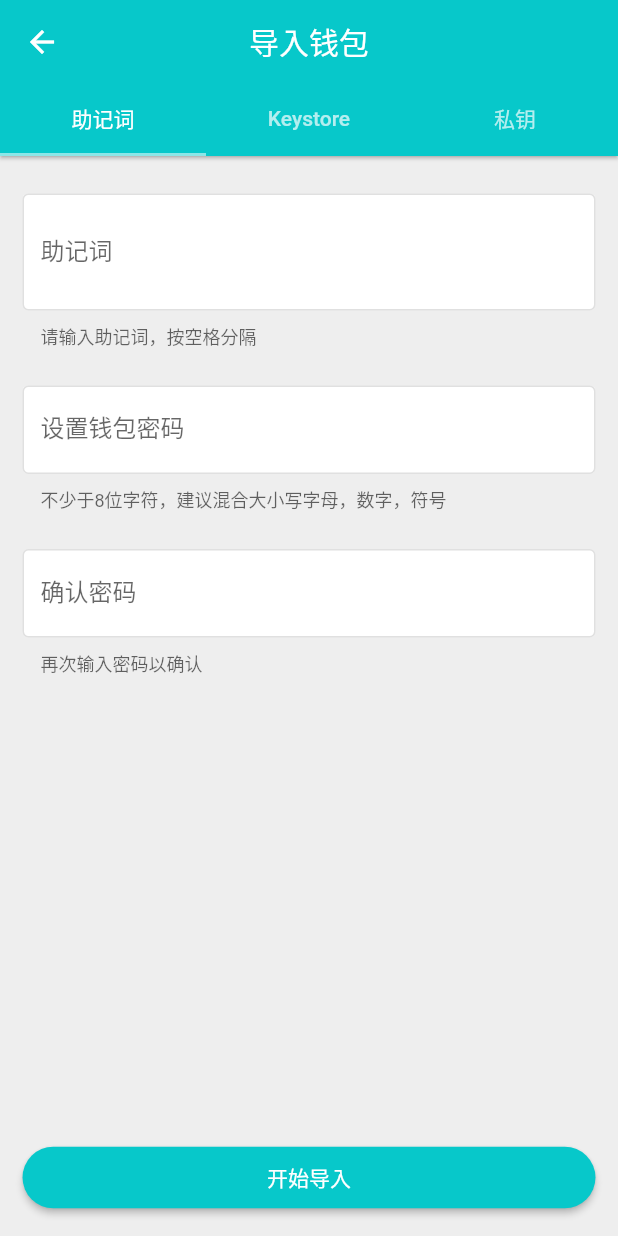
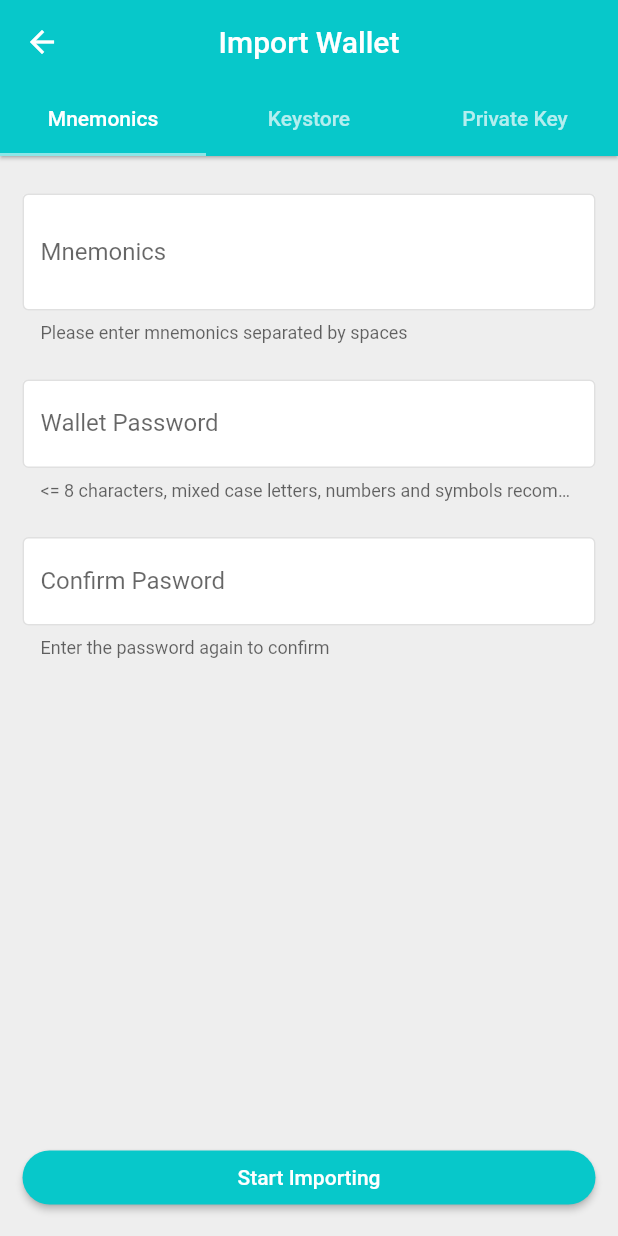
Before and after one commit to ruffchain/wallt-app, a Flutter app: the ImportWalletPage screen opened by its route, on a phone screen of 412 x 824 dp. Run offline on Flutter 3.47's test engine with Material 2 defaults, Android fonts, the phone set to English and light mode, and no system bars; our stand-ins replace date_format, hex, package_info, pub_semver, qr_flutter, shared_preferences; missing offline and left inert: barcode_scan, bip32, bip39, flutter_inappbrowser, flutter_webview_plugin; accounts and stored records are empty; statements that could not run were skipped.

Commit message:
update import-wallet page l10n

```diff
--- a/lib/common/app_localizations.dart
+++ b/lib/common/app_localizations.dart
@@ -151,6 +151,136 @@ class AppLocalizations {
     return Intl.message("Finished Copying",
         name: 'backupMnemonicSafeAreaConfirm');
   }
+
+  String get importWalletMnemonic {
+    return Intl.message("Mnemonics", name: 'importWalletMnemonic');
+  }
+
+  String get importWalletKeystore {
+    return Intl.message("Keystore", name: 'importWalletKeystore');
+  }
+
+  String get importWalletPrivatekey {
+    return Intl.message("Private Key", name: 'importWalletPrivatekey');
+  }
+
+  String get importWalletValidPwd {
+    return Intl.message("Please Input Password", name: 'importWalletValidPwd');
+  }
+
+  String get importWalletValidPwdLength {
+    return Intl.message(
+        "<= 8 characters, mixed case letters, numbers and symbols recommended",
+        name: 'importWalletValidPwdLength');
+  }
+
+  String get importWalletValidPwdEqual {
+    return Intl.message("Password inconsistency",
+        name: 'importWalletValidPwdEqual');
+  }
+
+  String get importWalletImportMnemonic {
+    return Intl.message("Invalid mnemonics",
+        name: 'importWalletImportMnemonic');
+  }
+
+  String get importWalletImportKeystore {
+    return Intl.message(
+        "The password cannot unlock keysore. Please enter the password and keystore correctly",
+        name: 'importWalletImportKeystore');
+  }
+
+  String get importWalletImportPrivatekey {
+    return Intl.message("Invalid Private Key",
+        name: 'importWalletImportPrivatekey');
+  }
+
+  String get importWalletValidate {
+    return Intl.message("Wallet already exists, no need to import again",
+        name: 'importWalletValidate');
+  }
+
+  String get importWalletValidateErr {
+    return Intl.message("Error:", name: 'importWalletValidateErr');
+  }
+
+  String get importWalletTitle {
+    return Intl.message("Import Wallet", name: 'importWalletTitle');
+  }
+
+  String get importWalletTabMnemonic {
+    return Intl.message("Mnemonics", name: 'importWalletTabMnemonic');
+  }
+
+  String get importWalletTabKeystore {
+    return Intl.message("Keystore", name: 'importWalletTabKeystore');
+  }
+
+  String get importWalletTabPrivatekey {
+    return Intl.message("Private Key", name: 'importWalletTabPrivatekey');
+  }
+
+  String get importWalletButton {
+    return Intl.message("Start Importing", name: 'importWalletButton');
+  }
+
+  String get importWalletFormLabel {
+    return Intl.message("Mnemonics", name: 'importWalletFormLabel');
+  }
+
+  String get importWalletFormHelper {
+    return Intl.message("Please enter mnemonics separated by spaces",
+        name: 'importWalletFormHelper');
+  }
+
+  String get importWalletFormPasswordLabel {
+    return Intl.message("Wallet Password",
+        name: 'importWalletFormPasswordLabel');
+  }
+
+  String get importWalletFormPasswordHelper {
+    return Intl.message(
+        "<= 8 characters, mixed case letters, numbers and symbols recommended",
+        name: 'importWalletFormPasswordHelper');
+  }
+
+  String get importWalletFormKeystoreLabel {
+    return Intl.message("Keystore", name: 'importWalletFormKeystoreLabel');
+  }
+
+  String get importWalletFormKeystoreHelper {
+    return Intl.message("Please input Keystore content",
+        name: 'importWalletFormKeystoreHelper');
+  }
+
+  String get importWalletFormKeystorePasswordLabel {
+    return Intl.message("Keystore Password",
+        name: 'importWalletFormKeystorePasswordLabel');
+  }
+
+  String get importWalletFormKeystorePasswordHelper {
+    return Intl.message(
+        "The keystore password will be used as the wallet password",
+        name: 'importWalletFormKeystorePasswordHelper');
+  }
+
+  String get importWalletFormPrivatekeyLabel {
+    return Intl.message("Private Key", name: 'importWalletFormPrivatekeyLabel');
+  }
+
+  String get importWalletFormPrivatekeyHelper {
+    return Intl.message("Please enter the plaintext private key",
+        name: 'importWalletFormPrivatekeyHelper');
+  }
+
+  String get importWalletConfirmText {
+    return Intl.message("Confirm Pasword", name: 'importWalletConfirmText');
+  }
+
+  String get importWalletConfirmHelper {
+    return Intl.message("Enter the password again to confirm",
+        name: 'importWalletConfirmHelper');
+  }
 }
 
 class AppLocalizationsDelegate extends LocalizationsDelegate<AppLocalizations> {
--- a/lib/common/l10n/messages_en.dart
+++ b/lib/common/l10n/messages_en.dart
@@ -42,6 +42,34 @@ class MessageLookup extends MessageLookupByLibrary {
     "createWalletSubmit" : MessageLookupByLibrary.simpleMessage("Create"),
     "createWalletTitle" : MessageLookupByLibrary.simpleMessage("Create Wallet"),
     "hello" : MessageLookupByLibrary.simpleMessage("Hello"),
+    "importWalletButton" : MessageLookupByLibrary.simpleMessage("Start Importing"),
+    "importWalletConfirmHelper" : MessageLookupByLibrary.simpleMessage("Enter the password again to confirm"),
+    "importWalletConfirmText" : MessageLookupByLibrary.simpleMessage("Confirm Pasword"),
+    "importWalletFormHelper" : MessageLookupByLibrary.simpleMessage("Please enter mnemonics separated by spaces"),
+    "importWalletFormKeystoreHelper" : MessageLookupByLibrary.simpleMessage("Please input Keystore content"),
+    "importWalletFormKeystoreLabel" : MessageLookupByLibrary.simpleMessage("Keystore"),
+    "importWalletFormKeystorePasswordHelper" : MessageLookupByLibrary.simpleMessage("The keystore password will be used as the wallet password"),
+    "importWalletFormKeystorePasswordLabel" : MessageLookupByLibrary.simpleMessage("Keystore Password"),
+    "importWalletFormLabel" : MessageLookupByLibrary.simpleMessage("Mnemonics"),
+    "importWalletFormPasswordHelper" : MessageLookupByLibrary.simpleMessage("<= 8 characters, mixed case letters, numbers and symbols recommended"),
+    "importWalletFormPasswordLabel" : MessageLookupByLibrary.simpleMessage("Wallet Password"),
+    "importWalletFormPrivatekeyHelper" : MessageLookupByLibrary.simpleMessage("Please enter the plaintext private key"),
+    "importWalletFormPrivatekeyLabel" : MessageLookupByLibrary.simpleMessage("Private Key"),
+    "importWalletImportKeystore" : MessageLookupByLibrary.simpleMessage("The password cannot unlock keysore. Please enter the password and keystore correctly"),
+    "importWalletImportMnemonic" : MessageLookupByLibrary.simpleMessage("Invalid mnemonics"),
+    "importWalletImportPrivatekey" : MessageLookupByLibrary.simpleMessage("Invalid Private Key"),
+    "importWalletKeystore" : MessageLookupByLibrary.simpleMessage("Keystore"),
+    "importWalletMnemonic" : MessageLookupByLibrary.simpleMessage("Mnemonics"),
+    "importWalletPrivatekey" : MessageLookupByLibrary.simpleMessage("Private Key"),
+    "importWalletTabKeystore" : MessageLookupByLibrary.simpleMessage("Keystore"),
+    "importWalletTabMnemonic" : MessageLookupByLibrary.simpleMessage("Mnemonics"),
+    "importWalletTabPrivatekey" : MessageLookupByLibrary.simpleMessage("Private Key"),
+    "importWalletTitle" : MessageLookupByLibrary.simpleMessage("Import Wallet"),
+    "importWalletValidPwd" : MessageLookupByLibrary.simpleMessage("Please Input Password"),
+    "importWalletValidPwdEqual" : MessageLookupByLibrary.simpleMessage("Password inconsistency"),
+    "importWalletValidPwdLength" : MessageLookupByLibrary.simpleMessage("<= 8 characters, mixed case letters, numbers and symbols recommended"),
+    "importWalletValidate" : MessageLookupByLibrary.simpleMessage("Wallet already exists, no need to import again"),
+    "importWalletValidateErr" : MessageLookupByLibrary.simpleMessage("Error:"),
     "initWalletPrimBtn" : MessageLookupByLibrary.simpleMessage("Create Wallet"),
     "initWalletSecBtn" : MessageLookupByLibrary.simpleMessage("Import Wallet"),
     "termsAgree" : MessageLookupByLibrary.simpleMessage("Agree"),
--- a/lib/pages/import_wallet.dart
+++ b/lib/pages/import_wallet.dart
@@ -1,6 +1,7 @@
 import 'package:bip39/bip39.dart';
 import 'package:flutter/material.dart';
 import 'package:flutter/widgets.dart';
+import 'package:ruff_wallet/common/app_localizations.dart';
 import 'package:ruff_wallet/common/chain_utils.dart';
 import 'package:ruff_wallet/common/wallet_account.dart';
 import 'package:ruff_wallet/components/button.dart';
@@ -73,13 +74,16 @@ class _ImportWalletPageState extends State<ImportWalletPage>
 
   String _validImportString(value) {
     if (_importType == ImportType.mnemonic) {
-      if (value.isEmpty) return '请输入助记词';
+      if (value.isEmpty)
+        return AppLocalizations.of(context).importWalletMnemonic;
     }
     if (_importType == ImportType.keystore) {
-      if (value.isEmpty) return '请输入Keystore';
+      if (value.isEmpty)
+        return AppLocalizations.of(context).importWalletKeystore;
     }
     if (_importType == ImportType.privateKey) {
-      if (value.isEmpty) return '请输入私钥';
+      if (value.isEmpty)
+        return AppLocalizations.of(context).importWalletPrivatekey;
     }
     if (_importStringAsyncValidMsg.isNotEmpty) {
       return _importStringAsyncValidMsg;
@@ -88,8 +92,9 @@ class _ImportWalletPageState extends State<ImportWalletPage>
   }
 
   String _validPassword(value) {
-    if (value.isEmpty) return '请输入密码';
-    if (value.length < 8) return '不少于8位字符，建议混合大小写字母，数字，符号';
+    if (value.isEmpty) return AppLocalizations.of(context).importWalletValidPwd;
+    if (value.length < 8)
+      return AppLocalizations.of(context).importWalletValidPwdLength;
     if (_passwordAsyncValidMsg.isNotEmpty) {
       return _passwordAsyncValidMsg;
     }
@@ -97,9 +102,9 @@ class _ImportWalletPageState extends State<ImportWalletPage>
   }
 
   String _validPasswordConfirm(value) {
-    if (value.isEmpty) return '请输入密码';
+    if (value.isEmpty) return AppLocalizations.of(context).importWalletValidPwd;
     if (_passwordConfirmController.text != _passwordController.text)
-      return '密码不一致';
+      return AppLocalizations.of(context).importWalletValidPwdEqual;
     return null;
   }
 
@@ -113,20 +118,24 @@ class _ImportWalletPageState extends State<ImportWalletPage>
 
     if (_importType == ImportType.mnemonic) {
       if (!validateMnemonic(importString)) {
-        _importStringAsyncValidMsg = '无效的助记词';
+        _importStringAsyncValidMsg =
+            AppLocalizations.of(context).importWalletImportMnemonic;
       }
     } else if (_importType == ImportType.keystore) {
       try {
         await JsChainLib.privateKeyFromKeyStore(importString, password);
       } catch (e) {
-        _importStringAsyncValidMsg = '密码无法解开Keystore,请正确输入密码和keystore内容';
-        _passwordAsyncValidMsg = '密码无法解开Keystore,请正确输入密码和keystore内容';
+        _importStringAsyncValidMsg =
+            AppLocalizations.of(context).importWalletImportKeystore;
+        _passwordAsyncValidMsg =
+            AppLocalizations.of(context).importWalletImportKeystore;
       }
     } else if (_importType == ImportType.privateKey) {
       try {
         await JsChainLib.addressFromPrivateKey(importString);
       } catch (e) {
-        _importStringAsyncValidMsg = '无效的私钥';
+        _importStringAsyncValidMsg =
+            AppLocalizations.of(context).importWalletImportPrivatekey;
       }
     }
 
@@ -145,11 +154,12 @@ class _ImportWalletPageState extends State<ImportWalletPage>
           Navigator.of(context).pushNamedAndRemoveUntil(
               AppMainContainer.routeName, (_) => false);
         } else {
-          showInSnackBar('钱包已存在，无需重复导入');
+          showInSnackBar(AppLocalizations.of(context).importWalletValidate);
           Loading.hide(context);
         }
       } catch (e) {
-        showInSnackBar('出错:$e');
+        showInSnackBar(
+            AppLocalizations.of(context).importWalletValidateErr + '$e');
         Loading.hide(context);
       }
     } else {
@@ -162,15 +172,15 @@ class _ImportWalletPageState extends State<ImportWalletPage>
     return Scaffold(
       key: _scaffoldKey,
       appBar: AppBar(
-        title: const Text('导入钱包'),
+        title: Text(AppLocalizations.of(context).importWalletTitle),
         centerTitle: true,
         bottom: TabBar(
           onTap: _changeImportType,
           indicatorColor: Colors.white54,
           tabs: [
-            Tab(text: '助记词'),
-            Tab(text: 'Keystore'),
-            Tab(text: '私钥'),
+            Tab(text: AppLocalizations.of(context).importWalletTabMnemonic),
+            Tab(text: AppLocalizations.of(context).importWalletTabKeystore),
+            Tab(text: AppLocalizations.of(context).importWalletTabPrivatekey),
           ],
           controller: _tabController,
         ),
@@ -193,7 +203,7 @@ class _ImportWalletPageState extends State<ImportWalletPage>
                   child: SizedBox(
                     width: double.infinity,
                     child: myPrimaryButton(
-                      '开始导入',
+                      AppLocalizations.of(context).importWalletButton,
                       onPressed: _startImportWallet,
                     ),
                   ),
@@ -207,22 +217,32 @@ class _ImportWalletPageState extends State<ImportWalletPage>
   }
 
   Widget _buildForm() {
-    var _importStringLabelText = "助记词";
-    var _importStringHelperText = "请输入助记词，按空格分隔";
-    var _passwordLabelText = '设置钱包密码';
-    var _passwordHelpText = '不少于8位字符，建议混合大小写字母，数字，符号';
+    var _importStringLabelText =
+        AppLocalizations.of(context).importWalletFormLabel;
+    var _importStringHelperText =
+        AppLocalizations.of(context).importWalletFormHelper;
+    var _passwordLabelText =
+        AppLocalizations.of(context).importWalletFormPasswordLabel;
+    var _passwordHelpText =
+        AppLocalizations.of(context).importWalletFormPasswordHelper;
 
     if (_importType == ImportType.keystore) {
-      _importStringLabelText = "Keystore";
-      _importStringHelperText = "请输入Keystore内容";
+      _importStringLabelText =
+          AppLocalizations.of(context).importWalletFormKeystoreLabel;
+      _importStringHelperText =
+          AppLocalizations.of(context).importWalletFormKeystoreHelper;
 
-      _passwordLabelText = 'keystore密码';
-      _passwordHelpText = 'keystore密码会作为钱包密码';
+      _passwordLabelText =
+          AppLocalizations.of(context).importWalletFormKeystorePasswordLabel;
+      _passwordHelpText =
+          AppLocalizations.of(context).importWalletFormKeystorePasswordHelper;
     }
 
     if (_importType == ImportType.privateKey) {
-      _importStringLabelText = "私钥";
-      _importStringHelperText = "请输入明文私钥";
+      _importStringLabelText =
+          AppLocalizations.of(context).importWalletFormPrivatekeyLabel;
+      _importStringHelperText =
+          AppLocalizations.of(context).importWalletFormPrivatekeyHelper;
     }
     return Form(
       key: _formKey,
@@ -248,8 +268,9 @@ class _ImportWalletPageState extends State<ImportWalletPage>
           if (_importType != ImportType.keystore)
             CustomTextField(
               controller: _passwordConfirmController,
-              labelText: '确认密码',
-              helperText: "再次输入密码以确认",
+              labelText: AppLocalizations.of(context).importWalletConfirmText,
+              helperText:
+                  AppLocalizations.of(context).importWalletConfirmHelper,
               validator: _validPasswordConfirm,
               obscureText: true,
             ),
```
Also changed, not shown: lib/common/l10n/intl_en.arb (+140 -0 lines), lib/common/l10n/intl_messages.arb (+141 -1 lines), lib/common/l10n/intl_zh.arb (+140 -0 lines), lib/common/l10n/messages_zh.dart (+28 -0 lines).
